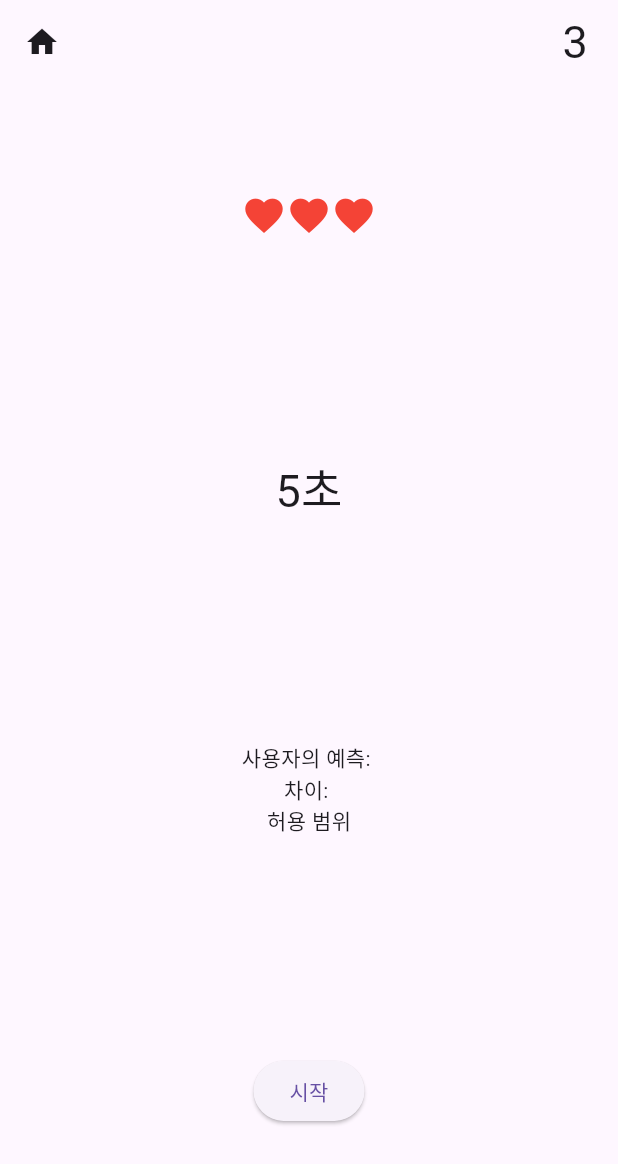
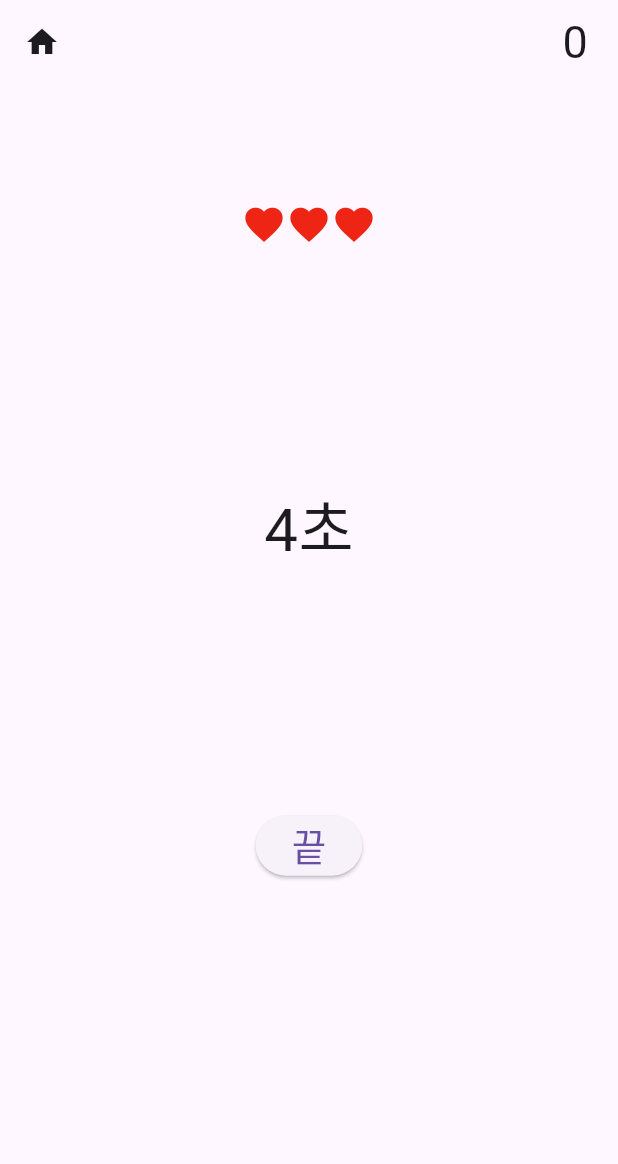
Before and after one commit to JJJangJeongSu/my-timing-game, a Flutter app: the GameScreen screen opened directly, after a tap on "시작", on a phone screen of 412 x 824 dp. Shown: the top 1164 px of the screen. Run offline on Flutter 3.47's test engine with Material 3 defaults, Android fonts, the phone set to English and light mode, and no system bars.

Commit message:
게임 로직 완성, 기초적인 디자인 개선 이후 Provider 도입 필요

```diff
--- a/lib/screens/game_screen/game_screen.dart
+++ b/lib/screens/game_screen/game_screen.dart
@@ -1,10 +1,63 @@
 import 'package:flutter/material.dart';
+import 'package:myapp/screens/game_screen/utilities/game_manager.dart';
 import 'package:myapp/screens/game_screen/widgets/life_viewer.dart';
-import 'package:myapp/screens/game_screen/widgets/result_viewer.dart';
+import 'package:myapp/screens/game_screen/widgets/random_time_viewer.dart';
+import 'package:myapp/screens/game_screen/widgets/guess_result_viewer.dart';
+import 'package:myapp/screens/game_screen/widgets/result_dialog.dart';
 import 'package:myapp/screens/game_screen/widgets/score_viewer.dart';
 
-class GameScreen extends StatelessWidget {
+class GameScreen extends StatefulWidget {
   const GameScreen({super.key});
+
+  @override
+  State<GameScreen> createState() => _GameScreenState();
+}
+
+class _GameScreenState extends State<GameScreen> {
+  bool isRunning = false;
+  bool isInitial = true;
+  DateTime? startTime;
+  DateTime? endTime;
+  GameManager gameManager = GameManager();
+  int score = 0;
+  int currentTimeTarget = 0;
+
+  void toggleButton() {
+    setState(() {
+      isRunning = !isRunning;
+    });
+
+    if (isRunning) {
+      if (isInitial) isInitial = !isInitial;
+      startTime = DateTime.now();
+      gameManager.generateRandomTarget();
+      setState(() {
+        currentTimeTarget = gameManager.getCurrentTarget();
+      });
+    } else {
+      endTime = DateTime.now();
+      if (gameManager.isGuessSucceed(startTime!, endTime!)) {
+        setState(() {
+          gameManager.handleSuccess();
+        });
+      } else {
+        setState(() {
+          gameManager.handleFail();
+        });
+        if (gameManager.isGameOver()) {
+          showResultScreen(gameManager);
+        }
+      }
+    }
+  }
+
+  void showResultScreen(GameManager gameManager) {
+    showDialog(
+      context: context,
+      barrierDismissible: false,
+      builder: (context) => ResultDialog(gameManager: gameManager),
+    );
+  }
 
   @override
   Widget build(BuildContext context) {
@@ -16,17 +69,25 @@ class GameScreen extends StatelessWidget {
           },
           icon: Icon(Icons.home),
         ),
-        actions: [ScoreViewer()],
+        actions: [ScoreViewer(score: gameManager.getScore())],
         actionsPadding: EdgeInsets.symmetric(horizontal: 20),
       ),
       body: Center(
         child: Column(
           mainAxisAlignment: MainAxisAlignment.spaceAround,
           children: [
-            LifeViewer(),
-            Text("5초", style: TextStyle(fontSize: 30)),
-            ResultViewer(),
-            ElevatedButton(onPressed: () {}, child: Text("시작")),
+            LifeViewer(currentLife: gameManager.getLife()),
+            if (!isInitial) RandomTimeViewer(targetTime: currentTimeTarget),
+            if (!isRunning && !isInitial)
+              GuessResultViewer(gameManager: gameManager),
+            ElevatedButton(
+              onPressed: toggleButton,
+              child: Text(
+                !isRunning ? "시작" : "끝",
+                style: TextStyle(fontSize: 25),
+              ),
+            ),
+            Container(),
           ],
         ),
       ),
--- /dev/null
+++ b/lib/screens/game_screen/utilities/game_manager.dart
@@ -0,0 +1,47 @@
+import 'dart:math';
+
+class GameManager {
+  int score = 0;
+  int life = 3;
+  int currentSuccessMilli = 2000;
+  int targetTime = 0;
+  int userGuessInMilli = 0;
+
+  int getLife() => life;
+  int getScore() => score;
+  int getCurrentSuccessMilli() => currentSuccessMilli;
+  int getUserGuessInMilli() => userGuessInMilli;
+
+  void resetStatus() {
+    score = 0;
+    life = 3;
+    currentSuccessMilli = 0;
+    targetTime = 0;
+    userGuessInMilli = 0;
+  }
+
+  void handleSuccess() {
+    score++;
+    currentSuccessMilli = (currentSuccessMilli * 7 / 10).toInt();
+  }
+
+  void handleFail() {
+    life--;
+  }
+
+  bool isGuessSucceed(DateTime startTime, DateTime endTime) {
+    userGuessInMilli = (endTime.difference(startTime)).abs().inMilliseconds;
+    return (userGuessInMilli-targetTime*1000).abs() <=
+        currentSuccessMilli;
+  }
+
+  bool isGameOver() {
+    return life == 0;
+  }
+
+  void generateRandomTarget() {
+    targetTime = Random().nextInt(3) + 3;
+  }
+
+  int getCurrentTarget() => targetTime;
+}
--- a/lib/screens/game_screen/widgets/life_viewer.dart
+++ b/lib/screens/game_screen/widgets/life_viewer.dart
@@ -1,16 +1,30 @@
 import 'package:flutter/material.dart';
 
 class LifeViewer extends StatelessWidget {
-  const LifeViewer({super.key});
+  const LifeViewer({super.key, required this.currentLife});
+  final int currentLife;
 
   @override
   Widget build(BuildContext context) {
     return Row(
       mainAxisAlignment: MainAxisAlignment.center,
-      children: List.generate(
-        3,
-        (index) => Icon(Icons.favorite, color: Colors.red, size: 30),
-      ),
+      children: [
+        ...List.generate(
+          currentLife,
+          (index) => Icon(
+            Icons.favorite,
+            color: const Color.fromARGB(255, 238, 36, 21),
+            size: 30,
+          ),
+        ),...List.generate(
+          3-currentLife,
+          (index) => Icon(
+            Icons.favorite,
+            color: const Color.fromARGB(255, 103, 103, 103),
+            size: 30,
+          ),
+        ),
+      ],
     );
   }
 }
--- /dev/null
+++ b/lib/screens/game_screen/widgets/random_time_viewer.dart
@@ -0,0 +1,12 @@
+import 'package:flutter/material.dart';
+
+class RandomTimeViewer extends StatelessWidget {
+  const RandomTimeViewer({super.key, required this.targetTime});
+
+  final int targetTime;
+
+  @override
+  Widget build(BuildContext context) {
+    return Text("$targetTime초", style: TextStyle(fontSize: 40));
+  }
+}
--- a/lib/screens/game_screen/widgets/result_viewer.dart
+++ /dev/null
@@ -1,13 +0,0 @@
-import 'package:flutter/material.dart';
-
-class ResultViewer extends StatelessWidget {
-  const ResultViewer({super.key});
-
-  @override
-  Widget build(BuildContext context) {
-    return Column(
-      mainAxisSize: MainAxisSize.min,
-      children: [Text("사용자의 예측: "), Text("차이: "), Text("허용 범위")],
-    );
-  }
-}
--- a/lib/screens/game_screen/widgets/score_viewer.dart
+++ b/lib/screens/game_screen/widgets/score_viewer.dart
@@ -1,11 +1,12 @@
 import 'package:flutter/material.dart';
 
 class ScoreViewer extends StatelessWidget {
-  const ScoreViewer({Key? key}) : super(key: key);
+  const ScoreViewer({super.key, required this.score});
+  final int score;
 
   @override
   Widget build(BuildContext context) {
-    return Text("3", style: TextStyle(
+    return Text(score.toString(), style: TextStyle(
       fontSize: 30
     ),);
   }
```
Also changed, not shown: lib/screens/game_screen/widgets/guess_result_viewer.dart (added, +19 -0 lines), lib/screens/game_screen/widgets/result_dialog.dart (added, +43 -0 lines), lib/screens/game_screen/utilities/time_calculator.dart (deleted).
